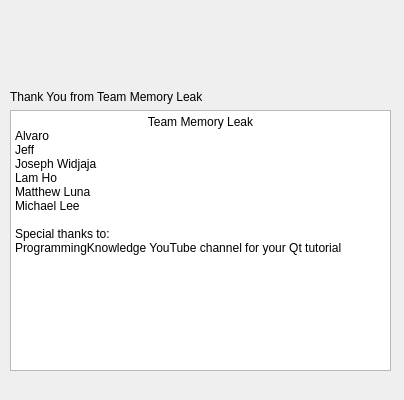
Pu12dy/CS_1C-Group-Project, file Draw_Shape/contactus.ui: the form before one commit.
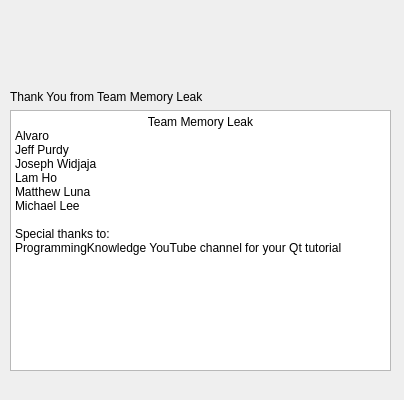
The form after the commit. Icons and pictures are not drawn.

What changed in the file:
```diff
--- a/Draw_Shape/contactus.ui
+++ b/Draw_Shape/contactus.ui
@@ -39,7 +39,7 @@
 &lt;/style&gt;&lt;/head&gt;&lt;body style=&quot; font-family:'MS Shell Dlg 2'; font-size:8.25pt; font-weight:400; font-style:normal;&quot;&gt;
 &lt;p align=&quot;center&quot; style=&quot; margin-top:0px; margin-bottom:0px; margin-left:0px; margin-right:0px; -qt-block-indent:0; text-indent:0px;&quot;&gt;&lt;span style=&quot; font-family:'Noto Sans'; font-size:9pt;&quot;&gt;Team Memory Leak&lt;/span&gt;&lt;/p&gt;
 &lt;p style=&quot; margin-top:0px; margin-bottom:0px; margin-left:0px; margin-right:0px; -qt-block-indent:0; text-indent:0px;&quot;&gt;&lt;span style=&quot; font-family:'Noto Sans'; font-size:9pt;&quot;&gt;Alvaro&lt;/span&gt;&lt;/p&gt;
-&lt;p style=&quot; margin-top:0px; margin-bottom:0px; margin-left:0px; margin-right:0px; -qt-block-indent:0; text-indent:0px;&quot;&gt;&lt;span style=&quot; font-family:'Noto Sans'; font-size:9pt;&quot;&gt;Jeff&lt;/span&gt;&lt;/p&gt;
+&lt;p style=&quot; margin-top:0px; margin-bottom:0px; margin-left:0px; margin-right:0px; -qt-block-indent:0; text-indent:0px;&quot;&gt;&lt;span style=&quot; font-family:'Noto Sans'; font-size:9pt;&quot;&gt;Jeff Purdy&lt;/span&gt;&lt;/p&gt;
 &lt;p style=&quot; margin-top:0px; margin-bottom:0px; margin-left:0px; margin-right:0px; -qt-block-indent:0; text-indent:0px;&quot;&gt;&lt;span style=&quot; font-family:'Noto Sans'; font-size:9pt;&quot;&gt;Joseph Widjaja &lt;/span&gt;&lt;/p&gt;
 &lt;p style=&quot; margin-top:0px; margin-bottom:0px; margin-left:0px; margin-right:0px; -qt-block-indent:0; text-indent:0px;&quot;&gt;&lt;span style=&quot; font-family:'Noto Sans'; font-size:9pt;&quot;&gt;Lam Ho&lt;/span&gt;&lt;/p&gt;
 &lt;p style=&quot; margin-top:0px; margin-bottom:0px; margin-left:0px; margin-right:0px; -qt-block-indent:0; text-indent:0px;&quot;&gt;&lt;span style=&quot; font-family:'Noto Sans'; font-size:9pt;&quot;&gt;Matthew Luna&lt;/span&gt;&lt;/p&gt;
```
